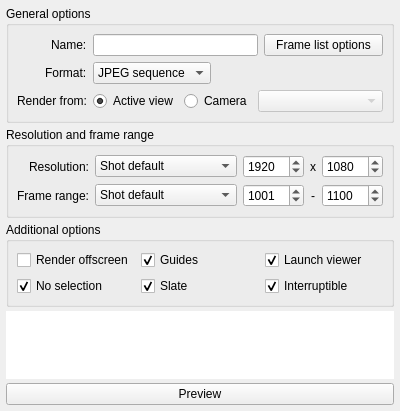
Above: core/ui/gpsPreview_ui.ui from mjbonnington/icarus-gps before the change. Below: the same form after it.
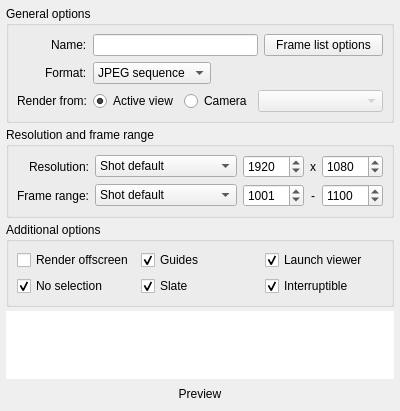
That is the form after the change. Icons and pictures are not drawn.

What changed in the file:
```diff
--- a/core/ui/gpsPreview_ui.ui
+++ b/core/ui/gpsPreview_ui.ui
@@ -633,6 +633,9 @@
         <height>11</height>
        </size>
       </property>
+      <property name="flat">
+       <bool>true</bool>
+      </property>
      </widget>
     </item>
    </layout>
```
